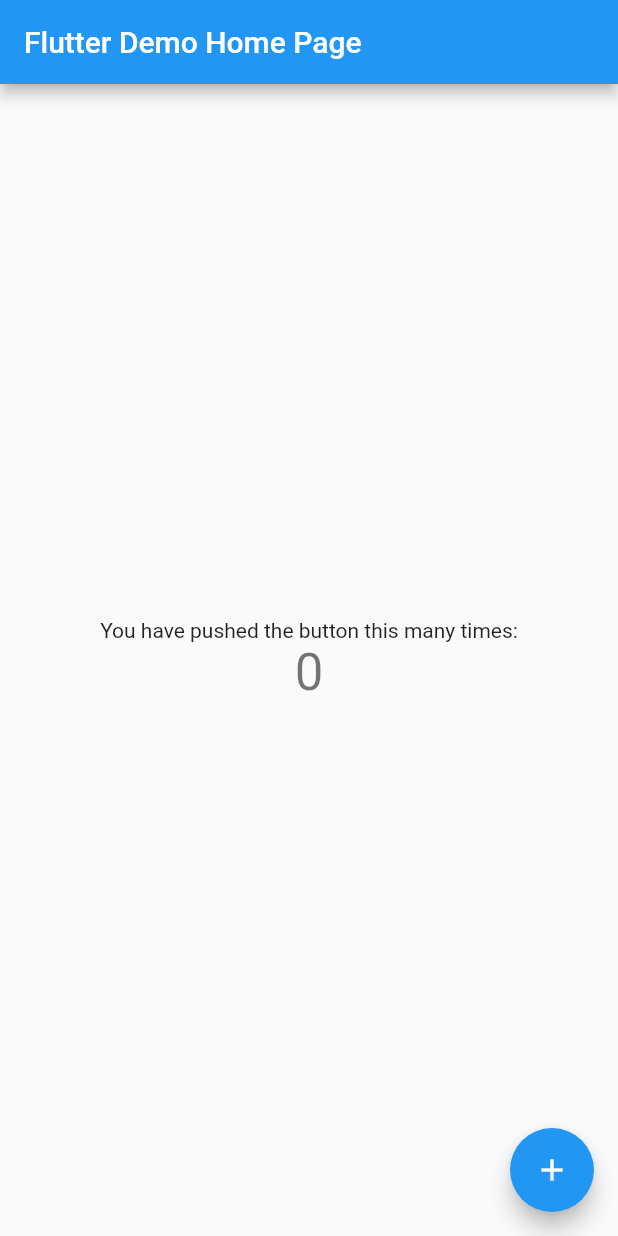
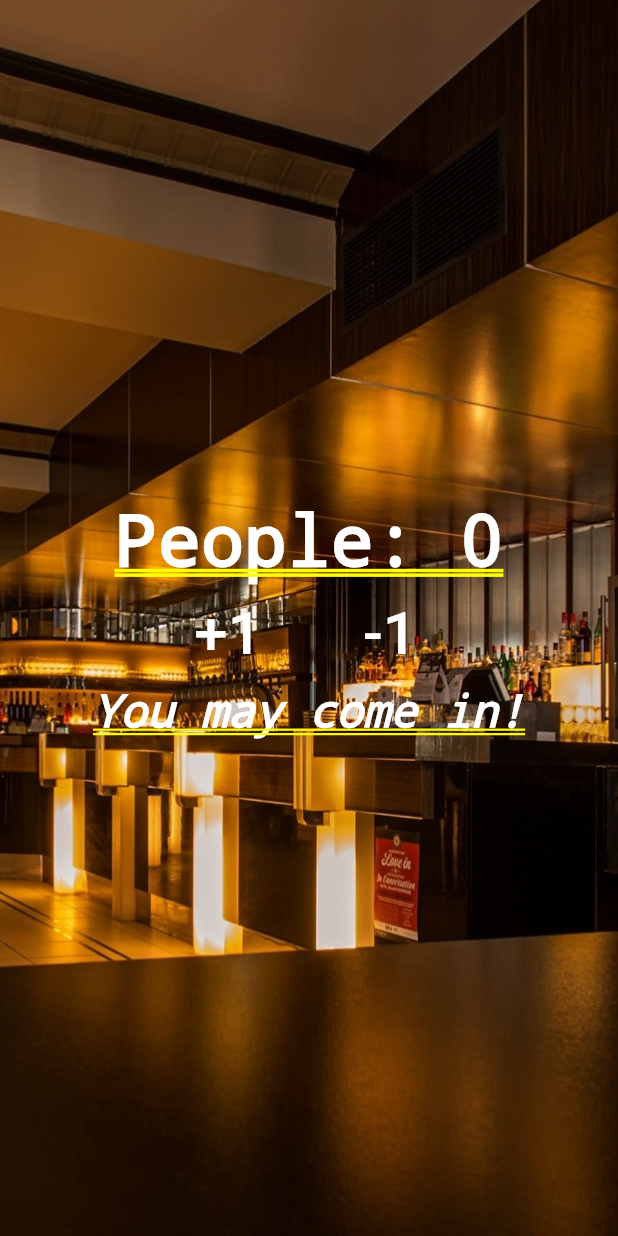
Before and after one commit to thiagothisan/counter_flutter, a Flutter app: the screen it shows after launch, on a phone screen of 412 x 824 dp. Run offline on Flutter 3.47's test engine with Material 2 defaults, Android fonts, the phone set to English and light mode, and no system bars.

Commit message:
Finished project

```diff
--- a/lib/main.dart
+++ b/lib/main.dart
@@ -1,111 +1,92 @@
 import 'package:flutter/material.dart';
 
-void main() => runApp(MyApp());
-
-class MyApp extends StatelessWidget {
-  // This widget is the root of your application.
-  @override
-  Widget build(BuildContext context) {
-    return MaterialApp(
-      title: 'Flutter Demo',
-      theme: ThemeData(
-        // This is the theme of your application.
-        //
-        // Try running your application with "flutter run". You'll see the
-        // application has a blue toolbar. Then, without quitting the app, try
-        // changing the primarySwatch below to Colors.green and then invoke
-        // "hot reload" (press "r" in the console where you ran "flutter run",
-        // or simply save your changes to "hot reload" in a Flutter IDE).
-        // Notice that the counter didn't reset back to zero; the application
-        // is not restarted.
-        primarySwatch: Colors.blue,
-      ),
-      home: MyHomePage(title: 'Flutter Demo Home Page'),
-    );
-  }
+void main() {
+  runApp(MaterialApp(
+      title: "People Counter",
+      home: Home()));
 }
 
-class MyHomePage extends StatefulWidget {
-  MyHomePage({Key key, this.title}) : super(key: key);
-
-  // This widget is the home page of your application. It is stateful, meaning
-  // that it has a State object (defined below) that contains fields that affect
-  // how it looks.
-
-  // This class is the configuration for the state. It holds the values (in this
-  // case the title) provided by the parent (in this case the App widget) and
-  // used by the build method of the State. Fields in a Widget subclass are
-  // always marked "final".
-
-  final String title;
-
+class Home extends StatefulWidget {
   @override
-  _MyHomePageState createState() => _MyHomePageState();
+  _HomeState createState() => _HomeState();
 }
 
-class _MyHomePageState extends State<MyHomePage> {
-  int _counter = 0;
+class _HomeState extends State<Home> {
 
-  void _incrementCounter() {
+  int _people = 0;
+  String _infoText = "You may come in!";
+
+  void _changePeople(int delta){
     setState(() {
-      // This call to setState tells the Flutter framework that something has
-      // changed in this State, which causes it to rerun the build method below
-      // so that the display can reflect the updated values. If we changed
-      // _counter without calling setState(), then the build method would not be
-      // called again, and so nothing would appear to happen.
-      _counter++;
+      _people += delta;
+
+      if(_people < 0){
+        _infoText = "Inverted world ?!";
+      } else if(_people <= 10){
+        _infoText = "You may come in!";
+      } else {
+        _infoText = "Crowded!";
+      }
+
     });
   }
 
   @override
   Widget build(BuildContext context) {
-    // This method is rerun every time setState is called, for instance as done
-    // by the _incrementCounter method above.
-    //
-    // The Flutter framework has been optimized to make rerunning build methods
-    // fast, so that you can just rebuild anything that needs updating rather
-    // than having to individually change instances of widgets.
-    return Scaffold(
-      appBar: AppBar(
-        // Here we take the value from the MyHomePage object that was created by
-        // the App.build method, and use it to set our appbar title.
-        title: Text(widget.title),
-      ),
-      body: Center(
-        // Center is a layout widget. It takes a single child and positions it
-        // in the middle of the parent.
-        child: Column(
-          // Column is also a layout widget. It takes a list of children and
-          // arranges them vertically. By default, it sizes itself to fit its
-          // children horizontally, and tries to be as tall as its parent.
-          //
-          // Invoke "debug painting" (press "p" in the console, choose the
-          // "Toggle Debug Paint" action from the Flutter Inspector in Android
-          // Studio, or the "Toggle Debug Paint" command in Visual Studio Code)
-          // to see the wireframe for each widget.
-          //
-          // Column has various properties to control how it sizes itself and
-          // how it positions its children. Here we use mainAxisAlignment to
-          // center the children vertically; the main axis here is the vertical
-          // axis because Columns are vertical (the cross axis would be
-          // horizontal).
+    return Stack(
+      children: <Widget>[
+        Image.asset(
+          "images/restaurant.jpg",
+          fit: BoxFit.cover,
+          height: 1000.0,
+        ),
+        Column(
           mainAxisAlignment: MainAxisAlignment.center,
           children: <Widget>[
             Text(
-              'You have pushed the button this many times:',
+              "People: $_people",
+              style:
+              TextStyle(color: Colors.white, fontWeight: FontWeight.bold),
+            ),
+            Row(
+              mainAxisAlignment: MainAxisAlignment.center,
+              children: <Widget>[
+                Padding(
+                  padding: EdgeInsets.all(10.0),
+                  child: FlatButton(
+                    child: Text(
+                      "+1",
+                      style: TextStyle(fontSize: 40.0, color: Colors.white),
+                    ),
+                    onPressed: () {
+                      _changePeople(1);
+                    },
+                  ),
+                ),
+                Padding(
+                  padding: EdgeInsets.all(10.0),
+                  child: FlatButton(
+                    child: Text(
+                      "-1",
+                      style: TextStyle(fontSize: 40.0, color: Colors.white),
+                    ),
+                    onPressed: () {
+                      _changePeople(-1);
+                    },
+                  ),
+                ),
+              ],
             ),
             Text(
-              '$_counter',
-              style: Theme.of(context).textTheme.display1,
-            ),
+              _infoText,
+              style: TextStyle(
+                  color: Colors.white,
+                  fontStyle: FontStyle.italic,
+                  fontSize: 30.0),
+            )
           ],
-        ),
-      ),
-      floatingActionButton: FloatingActionButton(
-        onPressed: _incrementCounter,
-        tooltip: 'Increment',
-        child: Icon(Icons.add),
-      ), // This trailing comma makes auto-formatting nicer for build methods.
+        )
+      ],
     );
   }
 }
--- a/pubspec.yaml
+++ b/pubspec.yaml
@@ -41,8 +41,8 @@ flutter:
   uses-material-design: true
 
   # To add assets to your application, add an assets section, like this:
-  # assets:
-  #  - images/a_dot_burr.jpeg
+  assets:
+    - images/restaurant.jpg
   #  - images/a_dot_ham.jpeg
 
   # An image asset can refer to one or more resolution-specific "variants", see
```
Also changed, not shown: images/restaurant.jpg (added), 1 other file.
